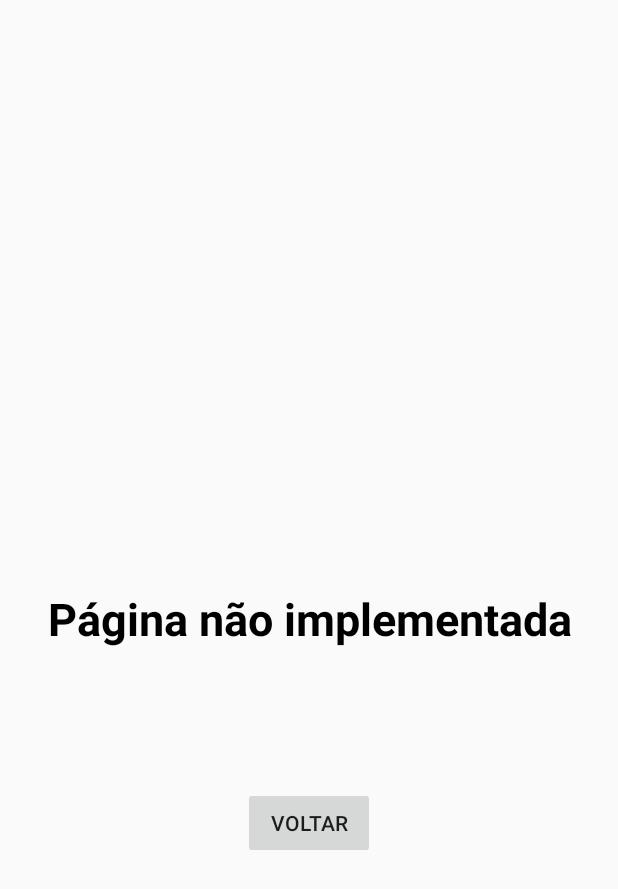
After one commit to IsabellaRO/AnimaPets, an Android app: the N_implementada screen opened directly, with no data from a screen before it, on a phone screen of 412 x 824 dp. The commit adds this screen. Shown: the top 889 px of the screen. Run offline under Robolectric (Android 15) with nearby library versions, the phone set to English and light mode, and no system bars.

Commit message:
revisao e funcionamento dos botoes

```diff
--- /dev/null
+++ b/AnimaPets/app/src/main/java/com/example/frana/animapets/N_implementada.java
@@ -0,0 +1,36 @@
+package com.example.frana.animapets;
+
+import android.os.Bundle;
+import android.support.v7.app.AppCompatActivity;
+import android.view.View;
+import android.widget.Button;
+
+/**
+ * Created by frana on 27/11/2017.
+ */
+
+public class N_implementada extends AppCompatActivity{
+
+    private Button volts;
+
+    @Override
+    protected void onCreate(Bundle savedInstanceState) {
+        super.onCreate(savedInstanceState);
+        setContentView(R.layout.nimplementada);
+        getSupportActionBar().hide();
+        volts = (Button) findViewById(R.id.btn_volts);
+
+
+        volts.setOnClickListener(new View.OnClickListener() {
+            @Override
+            public void onClick(View v) {
+                finhishAct();
+            }
+        });
+    }
+
+    void finhishAct() {
+        finish();
+    }
+
+}
--- a/AnimaPets/app/src/main/res/layout/activity_main.xml
+++ b/AnimaPets/app/src/main/res/layout/activity_main.xml
@@ -112,7 +112,7 @@
         <TextView
             android:id="@+id/txt_Conta"
             android:layout_width="wrap_content"
-            android:layout_height="wrap_content"
+            android:layout_height="35dp"
             android:layout_marginBottom="8dp"
             android:layout_marginEnd="8dp"
             android:layout_marginStart="8dp"
--- a/AnimaPets/app/src/main/res/layout/activity_vitrine2.xml
+++ b/AnimaPets/app/src/main/res/layout/activity_vitrine2.xml
@@ -54,7 +54,7 @@
                 android:contentDescription="@string/favoritos"
                 app:srcCompat="@drawable/favoritos" />
 
-            <ImageView
+            <ImageButton
                 android:id="@+id/carrinho_btn_vitrine"
                 android:layout_width="35dp"
                 android:layout_height="83dp"
--- a/AnimaPets/app/src/main/res/layout/nimplementada.xml
+++ b/AnimaPets/app/src/main/res/layout/nimplementada.xml
@@ -20,4 +20,16 @@
         app:layout_constraintEnd_toEndOf="parent"
         app:layout_constraintStart_toStartOf="parent"
         app:layout_constraintTop_toTopOf="parent" />
+
+    <Button
+        android:id="@+id/btn_volts"
+        android:layout_width="wrap_content"
+        android:layout_height="wrap_content"
+        android:layout_marginEnd="8dp"
+        android:layout_marginStart="8dp"
+        android:layout_marginTop="92dp"
+        android:text="Voltar"
+        app:layout_constraintEnd_toEndOf="parent"
+        app:layout_constraintStart_toStartOf="parent"
+        app:layout_constraintTop_toBottomOf="@+id/vazia" />
 </android.support.constraint.ConstraintLayout>
--- a/AnimaPets/app/src/main/res/layout/vitrine_card_layout.xml
+++ b/AnimaPets/app/src/main/res/layout/vitrine_card_layout.xml
@@ -39,7 +39,8 @@
             android:layout_marginEnd="8dp"
             android:layout_marginStart="8dp"
             android:layout_marginTop="16dp"
-            android:text="add"
+            android:text="Add To CArt"
+            android:textSize="10sp"
             app:layout_constraintEnd_toEndOf="parent"
             app:layout_constraintHorizontal_bias="0.804"
             app:layout_constraintStart_toEndOf="@+id/produto_imageView"
```
Also changed, not shown: AnimaPets/app/src/main/AndroidManifest.xml (+14 -0 lines), AnimaPets/app/src/main/java/com/example/frana/animapets/MainActivity.java (+28 -2 lines), AnimaPets/app/src/main/java/com/example/frana/animapets/RacaoActivity.java (+22 -3 lines), AnimaPets/app/src/main/java/com/example/frana/animapets/VitrineActivity.java (+35 -0 lines), AnimaPets/app/src/main/res/values/strings.xml (+15 -11 lines).
